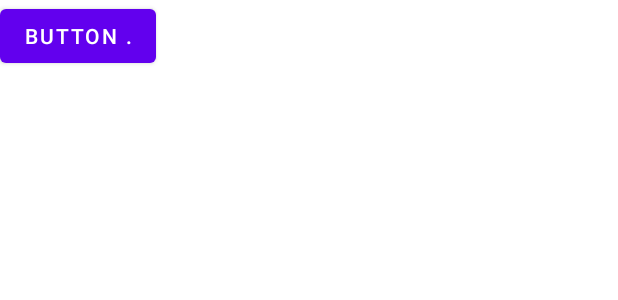
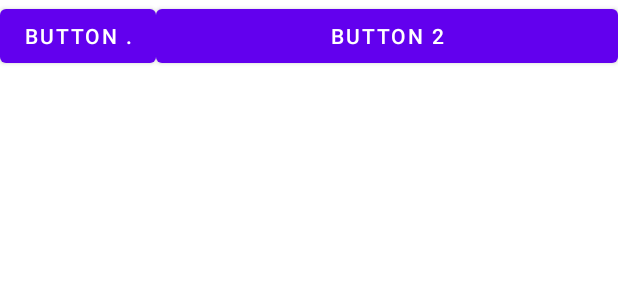
Before and after one commit to iamthaoly/training-github, an Android app: the layout layout_together.xml on its own in the app's theme, with its tools: preview values and no code run, on a phone screen of 412 x 824 dp. Shown: the top 300 px of the screen. Run offline under Robolectric (Android 15) with nearby library versions, the phone set to English and light mode, and no system bars.

Commit message:
Edit: add button

```diff
--- a/GithubTraining/app/src/main/res/layout/layout_together.xml
+++ b/GithubTraining/app/src/main/res/layout/layout_together.xml
@@ -8,4 +8,9 @@
         android:layout_height="wrap_content"
         android:text="Button ."
         />
+
+    <Button
+        android:layout_width="match_parent"
+        android:layout_height="wrap_content"
+        android:text="Button 2"/>
 </LinearLayout>
```
